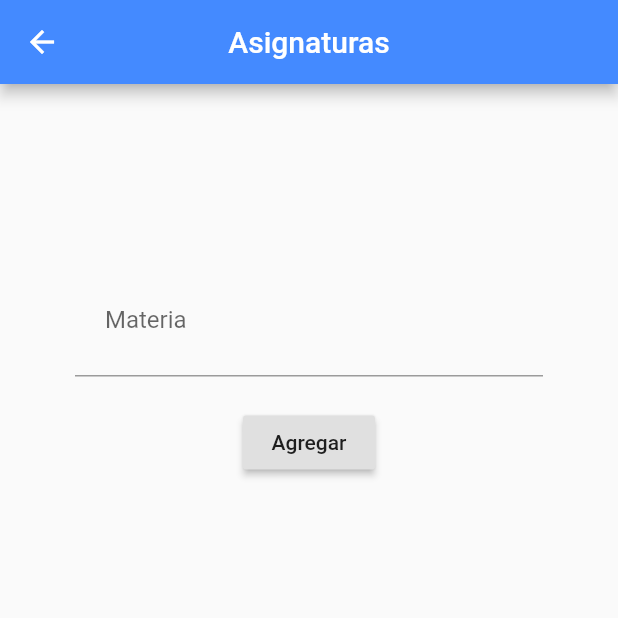
After one commit to christopherpaulino/EsKool, a Flutter app: the screen it shows after launch, after a tap on "Materias", on a phone screen of 412 x 824 dp, the top half of it. The commit adds this screen. Run offline on Flutter 3.47's test engine with Material 2 defaults, Android fonts, the phone set to English and light mode, and no system bars; our stand-ins replace equatable, sqflite; accounts and stored records are empty.

Commit message:
Lista de opciones dentro del boton Administrar Base de datos con la entidad de los cursos y materias

```diff
--- a/lib/Blocs/Bloc Cursos/curso_bloc.dart
+++ b/lib/Blocs/Bloc Cursos/curso_bloc.dart
@@ -1,10 +1,9 @@
 import 'dart:async';
 import 'package:equatable/equatable.dart';
-import 'package:eskool/Repository/repository.dart';
+import 'package:eskool/Repository/curso/repository.dart';
 import 'package:meta/meta.dart';
 import 'package:eskool/Models/cursoModel.dart';
-import 'package:eskool/Repository/curso_repository.dart';
-
+import 'package:eskool/Repository/curso/curso_repository.dart';
 
 part 'curso_events.dart';
 part 'curso_state.dart';
--- a/lib/Pages/admin_Page.dart
+++ b/lib/Pages/admin_Page.dart
@@ -1,4 +1,5 @@
   import 'package:eskool/Pages/course_Page.dart';
+import 'package:eskool/Pages/create_materia.dart';
 import 'package:flutter/material.dart';
 import 'create_Course.dart';
 import 'package:eskool/home_page.dart';
@@ -45,7 +46,17 @@ class _adminPageState extends State<adminPage> {
                 leading: Icon(Icons.school),
                 title: Text('Agregar Curso'),
                 onTap: (){
-                  Navigator.push(context, MaterialPageRoute(builder: (context) => createCourse()));
+                  Navigator.push(context, MaterialPageRoute(builder: (context) => CreateCourse()));
+                },
+              ),
+            ),
+
+            Card(
+              child: ListTile(
+                leading: Icon(Icons.playlist_add_check),
+                title: Text('Materias'),
+                onTap: (){
+                  Navigator.push(context, MaterialPageRoute(builder: (context) => CreateMateria()));
                 },
               ),
             ),
--- a/lib/Pages/create_Course.dart
+++ b/lib/Pages/create_Course.dart
@@ -1,9 +1,9 @@
 import 'package:flutter/material.dart';
 import 'package:eskool/Blocs/Bloc Cursos/curso_bloc.dart';
 import 'package:eskool/Models/cursoModel.dart';
-import 'package:eskool/Providers/db_providers.dart';
 
-class createCourse extends StatelessWidget {
+
+class CreateCourse extends StatelessWidget {
   @override
 
   final cursoController = TextEditingController();
--- /dev/null
+++ b/lib/Pages/create_materia.dart
@@ -0,0 +1,57 @@
+import 'package:flutter/material.dart';
+import 'package:eskool/Blocs/Bloc Cursos/curso_bloc.dart';
+import 'package:eskool/Models/cursoModel.dart';
+
+class CreateMateria extends StatelessWidget {
+  @override
+
+  final materiaController = TextEditingController();
+
+  Widget build(BuildContext context) {
+
+    return Container(
+      child: Scaffold(
+        appBar: AppBar(
+          backgroundColor: Colors.blueAccent,
+          centerTitle: true,
+          title: Text('Asignaturas'),
+        ),
+        body: Container(
+        margin: EdgeInsets.all(50.0),
+        //padding: EdgeInsets.all(100.0),
+        child: Column(
+        children: <Widget>[
+        SizedBox(height: 70.0,),
+        TextFormField(
+        decoration: InputDecoration(
+        contentPadding: EdgeInsets.all(20.0),
+        labelText: 'Materia',
+        ),
+        controller: materiaController,
+        ),
+//              TextFormField(
+//                decoration: InputDecoration(
+//                  contentPadding: EdgeInsets.all(20.0),
+//                  labelText: 'Curso',
+//                ),
+//                controller: cursoController,
+//              ),
+        SizedBox(height: 20.0,),
+
+        RaisedButton(
+        child: Text('Agregar'),
+        onPressed: (){
+
+        //cursoBloc.addCurso(CursoModel(nombre: cursoController.text));
+
+        },
+    ),
+    ],
+    ),
+      ),
+    ),
+
+    );
+
+}
+}
--- a/lib/Repository/curso_repository.dart
+++ b/lib/Repository/curso/curso_repository.dart
@@ -1,17 +1,17 @@
 import 'package:eskool/Models/cursoModel.dart';
 import 'package:eskool/Providers/db_providers.dart';
-import 'package:eskool/Repository/repository.dart';
+import 'package:eskool/Repository/curso/repository.dart';
 
  class CursoRepository implements Respository<CursoModel>{
   final provider = CursoProvider.db;
   @override
   Future<List<CursoModel>> list() {
-    return provider.listCurso();
+    return provider.list();
   }
 
   @override
   Future<void> add(CursoModel curso) {
-    return provider.addCurso(curso);
+    return provider.add(curso);
   }
 /* Cuando creas lo demás metodos o puedes descomentar y implementar el respository completo
   @override
```
Also changed, not shown: lib/Models/materiasModel.dart (added, +22 -0 lines), lib/Providers/db_providers.dart (+25 -4 lines), lib/Repository/curso/repository.dart (renamed from lib/Repository/repository.dart).
